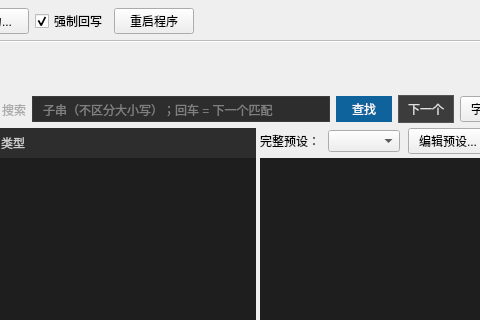
Lugwit123/view_pkl_tool, file 999.0/src/view_pkl_tool/view_pkl_tool.ui: the form before one commit; both pictures show x 337 to 817 and y 0 to 320 of the 1300 by 700 pixel window.
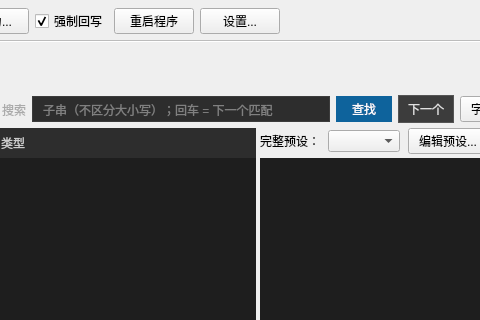
The form after the commit.

```diff
--- a/999.0/src/view_pkl_tool/view_pkl_tool.ui
+++ b/999.0/src/view_pkl_tool/view_pkl_tool.ui
@@ -112,6 +112,16 @@
        </property>
       </widget>
      </item>
+     <item>
+      <widget class="QPushButton" name="settingsButton">
+       <property name="text">
+        <string>设置...</string>
+       </property>
+       <property name="toolTip">
+        <string>设置历史记录、完整预设、字段设置、日志等文件位置</string>
+       </property>
+      </widget>
+     </item>
      <item>
       <spacer name="horizontalSpacer_toolbar">
        <property name="orientation">
```
